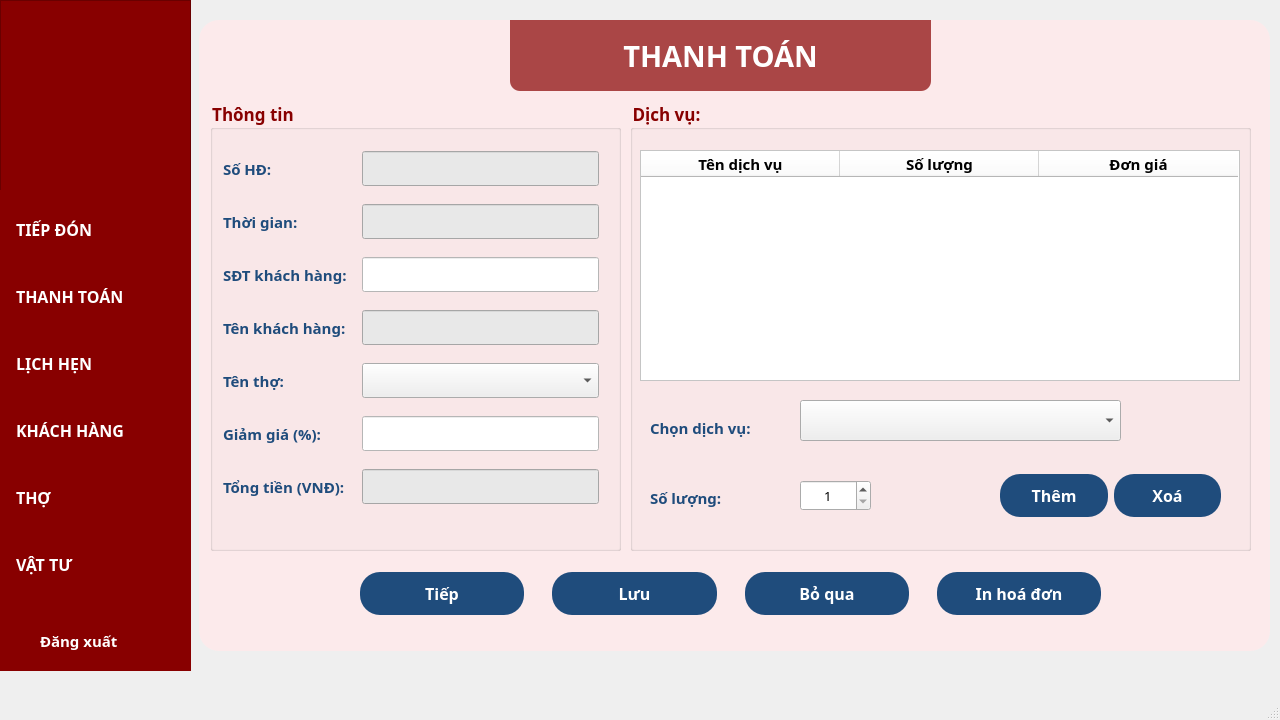
Old version of the form gui/qtDesginer_ui/FourMenBarberShop.ui in the repository joslingg/Fourmenbarbershop_package.
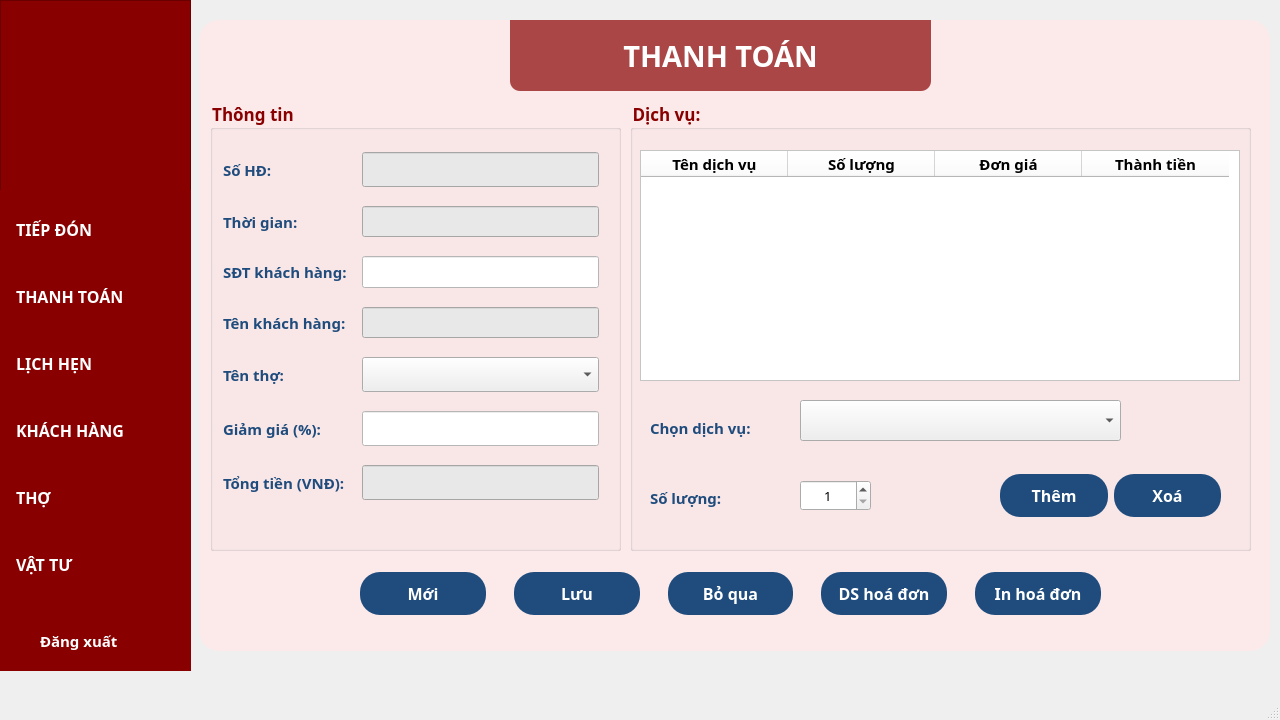
New version of the form. The open tabs and pages were chosen to show the change. Icons and pictures are not drawn.

The edit to the form file:
```diff
--- a/gui/qtDesginer_ui/FourMenBarberShop.ui
+++ b/gui/qtDesginer_ui/FourMenBarberShop.ui
@@ -427,11 +427,17 @@
           <height>0</height>
          </size>
         </property>
+        <property name="font">
+         <font>
+          <family>Noto Sans</family>
+          <pointsize>10</pointsize>
+         </font>
+        </property>
         <property name="styleSheet">
          <string notr="true">background-color: rgb(255, 255, 255);</string>
         </property>
         <attribute name="horizontalHeaderDefaultSectionSize">
-         <number>199</number>
+         <number>147</number>
         </attribute>
         <attribute name="horizontalHeaderHighlightSections">
          <bool>true</bool>
@@ -440,10 +446,10 @@
          <number>100</number>
         </attribute>
         <attribute name="verticalHeaderDefaultSectionSize">
-         <number>80</number>
+         <number>30</number>
         </attribute>
         <attribute name="verticalHeaderMinimumSectionSize">
-         <number>80</number>
+         <number>30</number>
         </attribute>
         <column>
          <property name="text">
@@ -504,6 +510,22 @@
           <set>AlignCenter</set>
          </property>
         </column>
+        <column>
+         <property name="text">
+          <string>Thành tiền</string>
+         </property>
+         <property name="font">
+          <font>
+           <family>Noto Sans</family>
+           <pointsize>11</pointsize>
+           <weight>75</weight>
+           <bold>true</bold>
+          </font>
+         </property>
+         <property name="textAlignment">
+          <set>AlignCenter</set>
+         </property>
+        </column>
        </widget>
        <widget class="QComboBox" name="dich_vu_cbx">
         <property name="geometry">
@@ -744,7 +766,8 @@
             </font>
            </property>
            <property name="styleSheet">
-            <string notr="true">background-color: rgb(232, 232, 232);</string>
+            <string notr="true">background-color: rgb(232, 232, 232);
+color: rgb(0, 85, 255);</string>
            </property>
            <property name="inputMethodHints">
             <set>Qt::ImhDigitsOnly</set>
@@ -780,9 +803,9 @@
            <property name="font">
             <font>
              <family>Noto Sans</family>
-             <pointsize>14</pointsize>
-             <weight>75</weight>
-             <bold>true</bold>
+             <pointsize>12</pointsize>
+             <weight>50</weight>
+             <bold>false</bold>
             </font>
            </property>
            <property name="styleSheet">
@@ -822,14 +845,17 @@
            <property name="font">
             <font>
              <family>Noto Sans</family>
-             <pointsize>14</pointsize>
+             <pointsize>13</pointsize>
              <weight>75</weight>
              <bold>true</bold>
             </font>
            </property>
            <property name="styleSheet">
-            <string notr="true">QLineEdit:hover{
-	border: 1.5px solid brown
+            <string notr="true">QLineEdit{
+	color: rgb(206, 46, 54);
+}
+QLineEdit:hover{
+	border: 1.5px solid brown,
 }</string>
            </property>
            <property name="inputMethodHints">
@@ -863,13 +889,14 @@
            <property name="font">
             <font>
              <family>Noto Sans</family>
-             <pointsize>14</pointsize>
-             <weight>75</weight>
-             <bold>true</bold>
+             <pointsize>12</pointsize>
+             <weight>50</weight>
+             <bold>false</bold>
             </font>
            </property>
            <property name="styleSheet">
-            <string notr="true">background-color: rgb(232, 232, 232);</string>
+            <string notr="true">background-color: rgb(232, 232, 232);
+color: rgb(186, 37, 44);</string>
            </property>
            <property name="inputMethodHints">
             <set>Qt::ImhDigitsOnly</set>
@@ -914,6 +941,12 @@
              <height>35</height>
             </size>
            </property>
+           <property name="font">
+            <font>
+             <family>Noto Sans</family>
+             <pointsize>12</pointsize>
+            </font>
+           </property>
           </widget>
          </item>
          <item row="5" column="0">
@@ -983,7 +1016,8 @@
             </font>
            </property>
            <property name="styleSheet">
-            <string notr="true">background-color: rgb(232, 232, 232);</string>
+            <string notr="true">background-color: rgb(232, 232, 232);
+color: rgb(202, 30, 33);</string>
            </property>
            <property name="inputMethodHints">
             <set>Qt::ImhNone</set>
@@ -1047,7 +1081,7 @@
            <string notr="true"/>
           </property>
           <property name="text">
-           <string>Tiếp</string>
+           <string>Mới</string>
           </property>
          </widget>
         </item>
@@ -1099,6 +1133,21 @@
           </property>
          </widget>
         </item>
+        <item>
+         <widget class="QPushButton" name="ds_hd_btn">
+          <property name="font">
+           <font>
+            <family>Noto Sans</family>
+            <pointsize>12</pointsize>
+            <weight>75</weight>
+            <bold>true</bold>
+           </font>
+          </property>
+          <property name="text">
+           <string>DS hoá đơn</string>
+          </property>
+         </widget>
+        </item>
         <item>
          <widget class="QPushButton" name="in_hd_btn">
           <property name="font">
```
Left out of the diff: 13 changed lines with no effect on the pictures.
